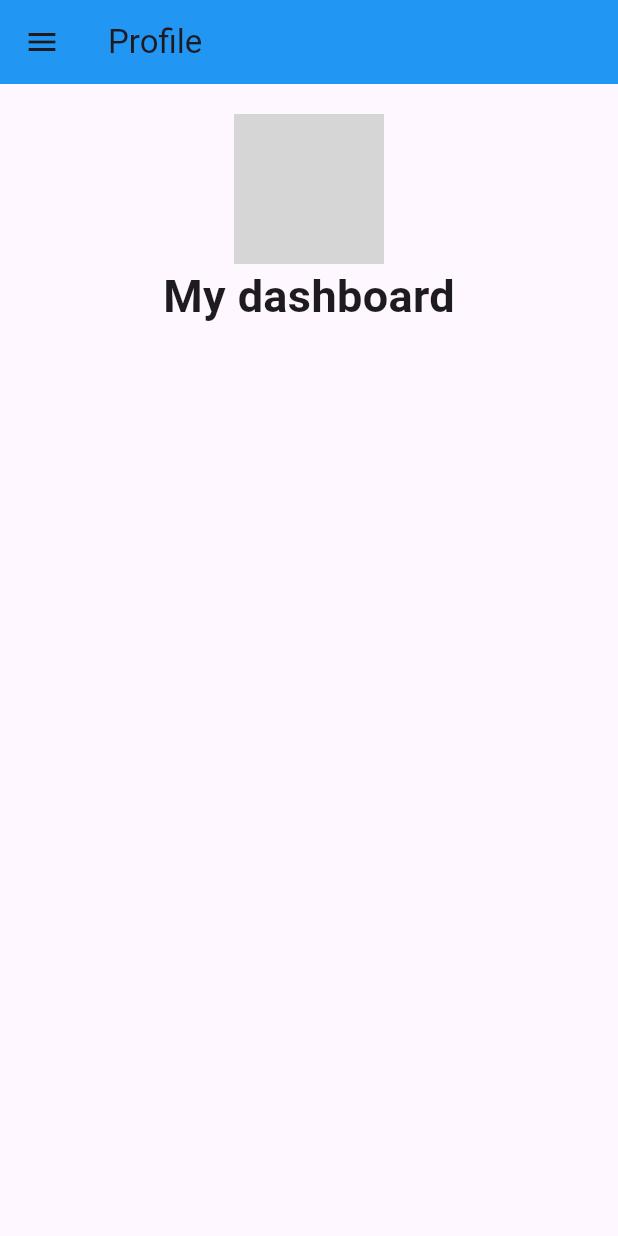
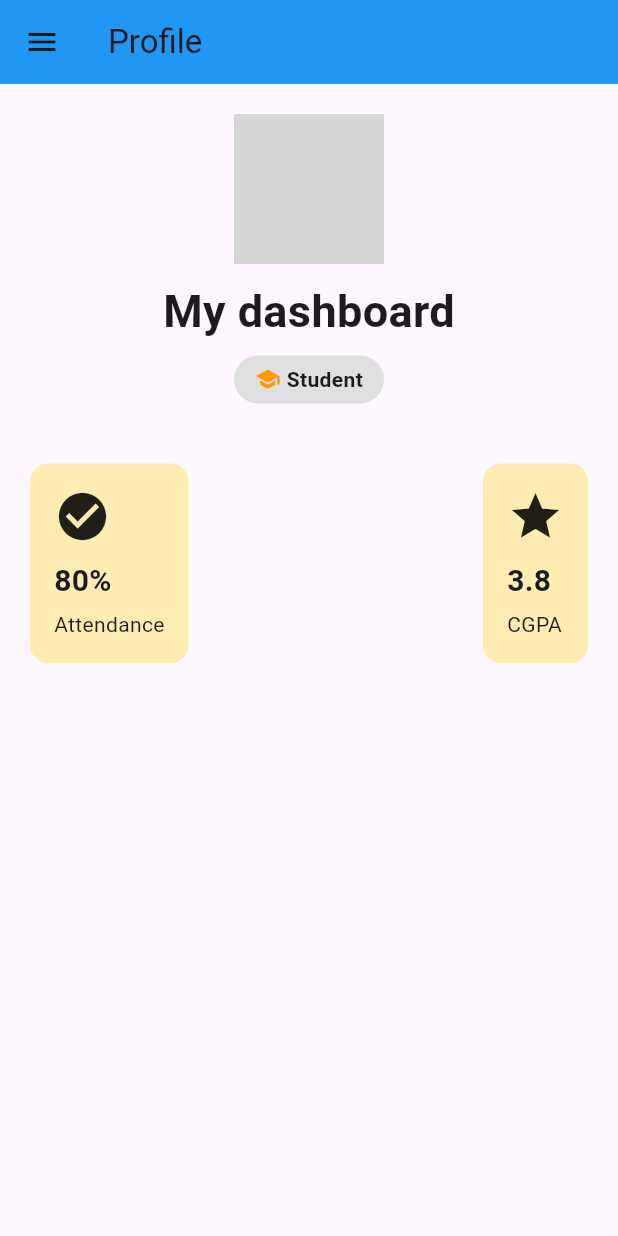
Before and after one commit to Tow4/LearnFlutter, a Flutter app: the screen it shows after launch, on a phone screen of 412 x 824 dp. Run offline on Flutter 3.47's test engine with Material 3 defaults, Android fonts, the phone set to English and light mode, and no system bars; network calls fail; grey boxes are pictures that could not be loaded.

Commit message:
Lab 3 and 4 updated

```diff
--- a/lib/main.dart
+++ b/lib/main.dart
@@ -16,23 +16,107 @@ void doSomething() {
     return MaterialApp(
       home: Scaffold(
         appBar: AppBar(
-          leading: IconButton(onPressed:doSomething, icon: const Icon(Icons.menu)),
+          leading: IconButton(
+            onPressed: doSomething,
+            icon: const Icon(Icons.menu),
+          ),
           backgroundColor: Colors.blue,
-          title: const Text("Profile")),
+          title: const Text("Profile"),
+        ),
         body: Center(
-            child: const Column(
+          child: Column(
             children: [
-                SizedBox(height: 20),
-                CircleAvatar(
+              const SizedBox(height: 20),
+              const CircleAvatar(
                 radius: 50,
                 backgroundColor: Colors.grey,
-                  backgroundImage: NetworkImage("https://encrypted-tbn0.gstatic.com/images?q=tbn:ANd9GcTxyues6OvyfnG9-W10CrerwhFPjItZ-v8BoA2u1av-nQ&s"),
-                ),
-                Text("My dashboard", style: TextStyle(fontSize: 30, fontWeight: FontWeight.bold)),
-              ]
+                backgroundImage: NetworkImage(
+                  "https://encrypted-tbn0.gstatic.com/images?q=tbn:ANd9GcTxyues6OvyfnG9-W10CrerwhFPjItZ-v8BoA2u1av-nQ&s",
                 ),
               ),
-        )
+              const SizedBox(height: 10),
+              const Text(
+                "My dashboard",
+                style: TextStyle(fontSize: 30, fontWeight: FontWeight.bold),
+              ),
+              const SizedBox(height: 8),
+              Container(
+                padding: const EdgeInsets.symmetric(
+                  horizontal: 14,
+                  vertical: 6,
+                ),
+                decoration: BoxDecoration(
+                  color: Colors.grey.shade300,
+                  borderRadius: BorderRadius.circular(30),
+                ),
+                child: const Row(
+                  mainAxisSize: MainAxisSize.min,
+                  children: [
+                    Icon(Icons.school, size: 17, color: Colors.orange),
+                    SizedBox(width: 4),
+                    Text(
+                      "Student",
+                      style: TextStyle(fontWeight: FontWeight.bold),
+                    ),
+                  ],
+                ),
+              ),
+              const SizedBox(height: 40),
+              Padding(
+                padding: const EdgeInsets.symmetric(horizontal: 20),
+                child: Row(
+                  mainAxisAlignment: MainAxisAlignment.spaceBetween,
+                  children: [
+                    StatCard(
+                      value: "80%",
+                      label: "Attendance",
+                      icon: Icons.check_circle,
+                    ),
+                    StatCard(value: "3.8", label: "CGPA", icon: Icons.star),
+                  ],
+                ),
+              ),
+            ],
+          ),
+        ),
+      ),
     );
   }
 }
+
+class StatCard extends StatelessWidget {
+  const StatCard({
+    super.key,
+    required this.value,
+    required this.label,
+    required this.icon,
+  });
+
+  final String value;
+  final String label;
+  final IconData icon;
+
+  @override
+  Widget build(BuildContext context) {
+    return Container(
+      padding: const EdgeInsets.all(16),
+      decoration: BoxDecoration(
+        color: Colors.amber.shade100,
+        borderRadius: BorderRadius.circular(12),
+      ),
+      child: Column(
+        crossAxisAlignment: CrossAxisAlignment.start,
+        children: [
+          Icon(icon, size: 38),
+          const SizedBox(height: 10),
+          Text(
+            value,
+            style: const TextStyle(fontWeight: FontWeight.bold, fontSize: 20),
+          ),
+          const SizedBox(height: 4),
+          Text(label),
+        ],
+      ),
+    );
+  }
+}
```
Also changed, not shown: pubspec.lock. Lines whose indentation alone changed are shown as unchanged.
